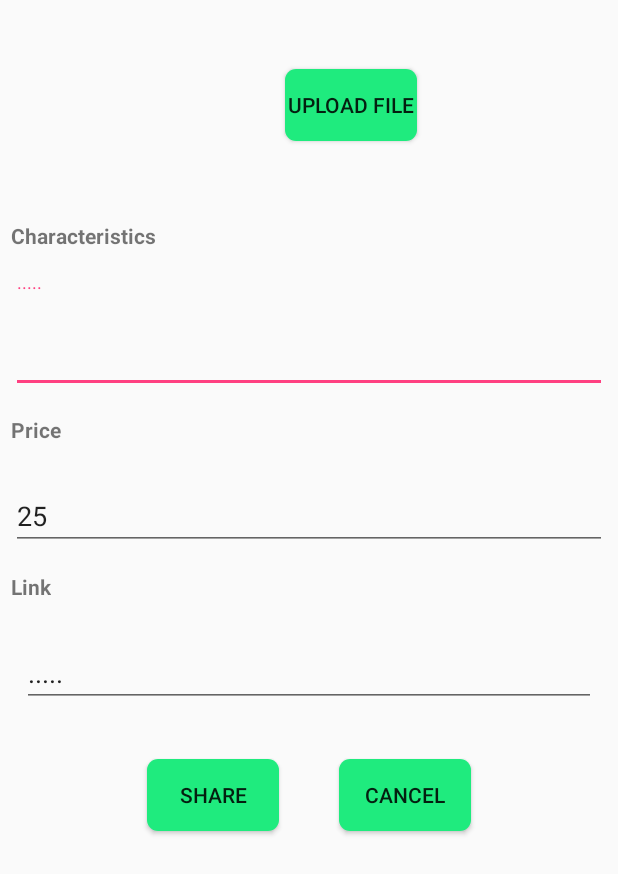
After one commit to OJiP25/DuAn1Mobile, an Android app: the layout share_pet.xml on its own in the app's theme, with its tools: preview values and no code run, on a phone screen of 412 x 824 dp. The commit adds this screen. Shown: the top 874 px of the screen. Run offline under Robolectric (Android 15) with nearby library versions, the phone set to English and light mode, and no system bars.

Commit message:
Update layout

```diff
--- a/app/src/main/res/layout/nav_header_home.xml
+++ b/app/src/main/res/layout/nav_header_home.xml
@@ -10,6 +10,7 @@
             android:id="@+id/imgview"
             android:layout_width="100dp"
             android:layout_height="100dp"
+            android:layout_marginLeft="15dp"
             android:src="@drawable/user"
             android:textAppearance="@style/TextAppearance.AppCompat.Body1"/>
 
--- /dev/null
+++ b/app/src/main/res/layout/share_pet.xml
@@ -0,0 +1,106 @@
+<?xml version="1.0" encoding="utf-8"?>
+<LinearLayout xmlns:android="http://schemas.android.com/apk/res/android"
+    android:orientation="vertical"
+    android:layout_width="match_parent"
+    android:layout_height="match_parent">
+
+    <LinearLayout
+        android:layout_width="match_parent"
+        android:layout_height="wrap_content"
+        android:orientation="horizontal">
+        <ImageView
+            android:id="@+id/imgAddimg"
+            android:layout_width="120dp"
+            android:layout_height="120dp"
+            android:layout_margin="10dp"/>
+        <Button
+            android:id="@+id/btupload"
+            android:layout_gravity="center_vertical"
+            android:layout_width="wrap_content"
+            android:layout_height="wrap_content"
+            android:layout_marginLeft="50dp"
+            android:text="@string/uploadfile"
+            android:background="@drawable/singin_button"/>
+    </LinearLayout>
+
+    <TextView
+        android:layout_width="wrap_content"
+        android:layout_height="wrap_content"
+        android:text="@string/characteristics"
+        android:layout_margin="7dp"
+        android:textStyle="bold" />
+
+    <android.support.design.widget.TextInputLayout
+        android:layout_width="match_parent"
+        android:layout_height="wrap_content"
+        android:layout_margin="7dp">
+
+        <EditText
+            android:id="@+id/edtcharacteristics"
+            android:layout_width="match_parent"
+            android:layout_height="70dp"
+            android:hint="....." />
+    </android.support.design.widget.TextInputLayout>
+
+    <TextView
+        android:layout_width="wrap_content"
+        android:layout_height="wrap_content"
+        android:text="@string/price"
+        android:layout_margin="7dp"
+        android:textStyle="bold" />
+
+    <android.support.design.widget.TextInputLayout
+        android:layout_width="match_parent"
+        android:layout_height="wrap_content"
+        android:layout_margin="7dp"
+        >
+        <EditText
+            android:id="@+id/edtprice"
+            android:layout_width="match_parent"
+            android:layout_height="wrap_content"
+            android:text="25"/>
+    </android.support.design.widget.TextInputLayout>
+
+    <TextView
+        android:layout_width="wrap_content"
+        android:layout_height="wrap_content"
+        android:text="@string/link"
+        android:layout_margin="7dp"
+        android:textStyle="bold" />
+
+    <android.support.design.widget.TextInputLayout
+        android:layout_width="match_parent"
+        android:layout_height="wrap_content"
+        android:layout_margin="7dp"
+        >
+        <EditText
+            android:id="@+id/edtlink"
+            android:layout_width="match_parent"
+            android:layout_height="wrap_content"
+            android:layout_margin="7dp"
+            android:text="....."/>
+    </android.support.design.widget.TextInputLayout>
+
+    <LinearLayout
+        android:layout_width="match_parent"
+        android:layout_height="wrap_content"
+        android:orientation="horizontal"
+        android:gravity="center">
+        <Button
+            android:id="@+id/btShare"
+            android:layout_margin="20dp"
+            android:layout_width="wrap_content"
+            android:layout_height="wrap_content"
+            android:text="@string/share"
+            android:background="@drawable/singin_button"/>
+
+        <Button
+            android:id="@+id/btCancel"
+            android:layout_margin="20dp"
+            android:layout_width="wrap_content"
+            android:layout_height="wrap_content"
+            android:text="@string/cancel"
+            android:background="@drawable/singin_button"/>
+    </LinearLayout>
+
+</LinearLayout>
--- a/app/src/main/res/values/strings.xml
+++ b/app/src/main/res/values/strings.xml
@@ -29,4 +29,9 @@
     <string name="newpass">New Password</string>
     <string name="change">Change</string>
     <string name="createarticle">Create article</string>
+    <string name="uploadfile">Upload file</string>
+    <string name="characteristics">Characteristics</string>
+    <string name="price">Price</string>
+    <string name="link">Link</string>
+    <string name="share">Share</string>
 </resources>
```
Also changed, not shown: app/src/main/java/vn/edu/poly/duan1mobile/AddUserActivity.java (added, +19 -0 lines), app/src/main/java/vn/edu/poly/duan1mobile/Constant.java (added, +12 -0 lines), app/src/main/java/vn/edu/poly/duan1mobile/LoginActivity.java (+29 -2 lines), app/src/main/java/vn/edu/poly/duan1mobile/MainActivity.java (+15 -0 lines), app/src/main/java/vn/edu/poly/duan1mobile/database/DatabaseHelper.java (added, +19 -0 lines), app/src/main/java/vn/edu/poly/duan1mobile/model/User.java (added, +37 -0 lines), app/src/main/java/vn/edu/poly/duan1mobile/sqlitedao/UserDAO.java (added, +95 -0 lines), app/src/main/res/layout/activity_login.xml (+7 -5 lines).
